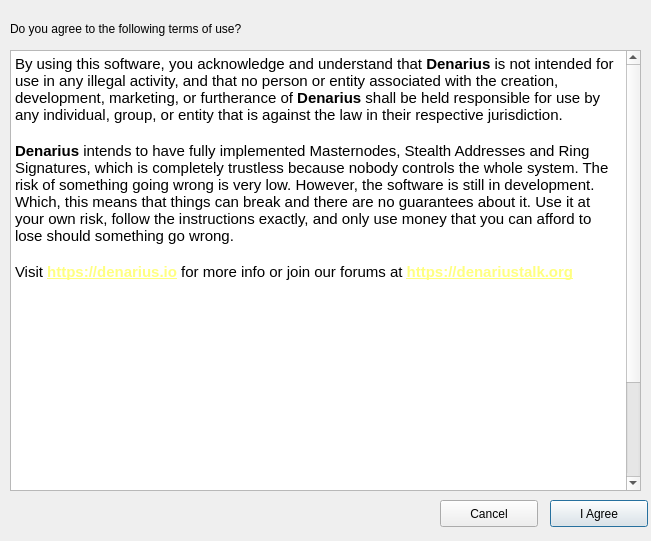
Above: src/qt/forms/termsofuse.ui from Olliecad1/CLEO-Global before the change. Below: the same form after it.
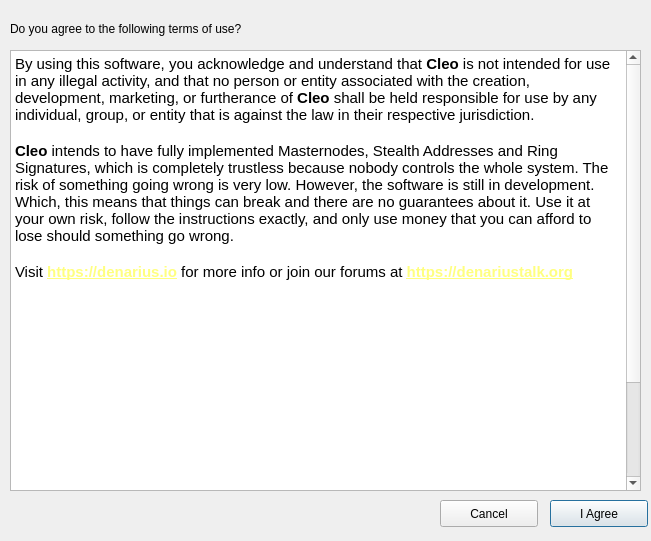
That is the form after the change.

The edit to the form file:
```diff
--- a/src/qt/forms/termsofuse.ui
+++ b/src/qt/forms/termsofuse.ui
@@ -27,9 +27,9 @@
 &lt;html&gt;&lt;head&gt;&lt;meta name=&quot;qrichtext&quot; content=&quot;1&quot; /&gt;&lt;style type=&quot;text/css&quot;&gt;
 p, li { white-space: pre-wrap; }
 &lt;/style&gt;&lt;/head&gt;&lt;body style=&quot; font-family:'MS Shell Dlg 2'; font-size:8.25pt; font-weight:400; font-style:normal;&quot;&gt;
-&lt;p style=&quot; margin-top:0px; margin-bottom:0px; margin-left:0px; margin-right:0px; -qt-block-indent:0; text-indent:0px;&quot;&gt;&lt;span style=&quot; font-family:'Ubuntu'; font-size:11pt;&quot;&gt;By using this software, you acknowledge and understand that &lt;/span&gt;&lt;span style=&quot; font-family:'Ubuntu'; font-size:11pt; font-weight:600;&quot;&gt;Denarius&lt;/span&gt;&lt;span style=&quot; font-family:'Ubuntu'; font-size:11pt;&quot;&gt; is not intended for use in any illegal activity, and that no person or entity associated with the creation, development, marketing, or furtherance of &lt;/span&gt;&lt;span style=&quot; font-family:'Ubuntu'; font-size:11pt; font-weight:600;&quot;&gt;Denarius&lt;/span&gt;&lt;span style=&quot; font-family:'Ubuntu'; font-size:11pt;&quot;&gt; shall be held responsible for use by any individual, group, or entity that is against the law in their respective jurisdiction.&lt;/span&gt;&lt;/p&gt;
+&lt;p style=&quot; margin-top:0px; margin-bottom:0px; margin-left:0px; margin-right:0px; -qt-block-indent:0; text-indent:0px;&quot;&gt;&lt;span style=&quot; font-family:'Ubuntu'; font-size:11pt;&quot;&gt;By using this software, you acknowledge and understand that &lt;/span&gt;&lt;span style=&quot; font-family:'Ubuntu'; font-size:11pt; font-weight:600;&quot;&gt;Cleo&lt;/span&gt;&lt;span style=&quot; font-family:'Ubuntu'; font-size:11pt;&quot;&gt; is not intended for use in any illegal activity, and that no person or entity associated with the creation, development, marketing, or furtherance of &lt;/span&gt;&lt;span style=&quot; font-family:'Ubuntu'; font-size:11pt; font-weight:600;&quot;&gt;Cleo&lt;/span&gt;&lt;span style=&quot; font-family:'Ubuntu'; font-size:11pt;&quot;&gt; shall be held responsible for use by any individual, group, or entity that is against the law in their respective jurisdiction.&lt;/span&gt;&lt;/p&gt;
 &lt;p style=&quot;-qt-paragraph-type:empty; margin-top:0px; margin-bottom:0px; margin-left:0px; margin-right:0px; -qt-block-indent:0; text-indent:0px; font-family:'Ubuntu'; font-size:11pt;&quot;&gt;&lt;br /&gt;&lt;/p&gt;
-&lt;p style=&quot; margin-top:0px; margin-bottom:0px; margin-left:0px; margin-right:0px; -qt-block-indent:0; text-indent:0px;&quot;&gt;&lt;span style=&quot; font-family:'Ubuntu'; font-size:11pt; font-weight:600;&quot;&gt;Denarius&lt;/span&gt;&lt;span style=&quot; font-family:'Ubuntu'; font-size:11pt;&quot;&gt; intends to have fully implemented Masternodes, Stealth Addresses and Ring Signatures, which is completely trustless because nobody controls the whole system. The risk of something going wrong is very low. However, the software is still in development. Which, this means that things can break and there are no guarantees about it. Use it at your own risk, follow the instructions exactly, and only use money that you can afford to lose should something go wrong.&lt;/span&gt;&lt;/p&gt;
+&lt;p style=&quot; margin-top:0px; margin-bottom:0px; margin-left:0px; margin-right:0px; -qt-block-indent:0; text-indent:0px;&quot;&gt;&lt;span style=&quot; font-family:'Ubuntu'; font-size:11pt; font-weight:600;&quot;&gt;Cleo&lt;/span&gt;&lt;span style=&quot; font-family:'Ubuntu'; font-size:11pt;&quot;&gt; intends to have fully implemented Masternodes, Stealth Addresses and Ring Signatures, which is completely trustless because nobody controls the whole system. The risk of something going wrong is very low. However, the software is still in development. Which, this means that things can break and there are no guarantees about it. Use it at your own risk, follow the instructions exactly, and only use money that you can afford to lose should something go wrong.&lt;/span&gt;&lt;/p&gt;
 &lt;p style=&quot;-qt-paragraph-type:empty; margin-top:0px; margin-bottom:0px; margin-left:0px; margin-right:0px; -qt-block-indent:0; text-indent:0px; font-family:'Ubuntu'; font-size:11pt;&quot;&gt;&lt;br /&gt;&lt;/p&gt;
 &lt;p style=&quot; margin-top:0px; margin-bottom:0px; margin-left:0px; margin-right:0px; -qt-block-indent:0; text-indent:0px;&quot;&gt;&lt;span style=&quot; font-family:'Ubuntu'; font-size:11pt;&quot;&gt;Visit &lt;/span&gt;&lt;a href=&quot;https://denarius.io&quot;&gt;&lt;span style=&quot; font-size:11pt; font-weight:600; text-decoration: underline; color:#ffff7f;&quot;&gt;https://denarius.io&lt;/span&gt;&lt;/a&gt;&lt;span style=&quot; font-family:'Ubuntu'; font-size:11pt;&quot;&gt; for more info or join our forums at &lt;/span&gt;&lt;a href=&quot;https://denariustalk.org&quot;&gt;&lt;span style=&quot; font-size:11pt; font-weight:600; text-decoration: underline; color:#ffff7f;&quot;&gt;https://denariustalk.org&lt;/span&gt;&lt;/a&gt;&lt;/p&gt;
 &lt;p style=&quot;-qt-paragraph-type:empty; margin-top:0px; margin-bottom:0px; margin-left:0px; margin-right:0px; -qt-block-indent:0; text-indent:0px; font-size:11pt; font-weight:600; text-decoration: underline; color:#ffff7f;&quot;&gt;&lt;br /&gt;&lt;/p&gt;
@@ -46,7 +46,7 @@
 &lt;p style=&quot;-qt-paragraph-type:empty; margin-top:0px; margin-bottom:0px; margin-left:0px; margin-right:0px; -qt-block-indent:0; text-indent:0px; font-family:'Ubuntu'; font-size:11pt;&quot;&gt;&lt;br /&gt;&lt;/p&gt;
 &lt;p style=&quot;-qt-paragraph-type:empty; margin-top:0px; margin-bottom:0px; margin-left:0px; margin-right:0px; -qt-block-indent:0; text-indent:0px; font-family:'Ubuntu'; font-size:11pt;&quot;&gt;&lt;br /&gt;&lt;/p&gt;
 &lt;p style=&quot;-qt-paragraph-type:empty; margin-top:0px; margin-bottom:0px; margin-left:0px; margin-right:0px; -qt-block-indent:0; text-indent:0px; font-family:'Ubuntu'; font-size:11pt;&quot;&gt;&lt;br /&gt;&lt;/p&gt;
-&lt;p style=&quot; margin-top:0px; margin-bottom:0px; margin-left:0px; margin-right:0px; -qt-block-indent:0; text-indent:0px;&quot;&gt;&lt;span style=&quot; font-family:'Ubuntu'; font-size:11pt; font-weight:600; font-style:italic;&quot;&gt;Credits:&lt;/span&gt;&lt;span style=&quot; font-family:'Ubuntu'; font-size:11pt; font-style:italic;&quot;&gt; kingcarsen, enkayz, thi3rryzz, I Can Haz Crypto, Buzzkillb, tinchopf, kawaiicrypto, skiMo, and everyone else who has helped to build/test/grow Denarius! &lt;/span&gt;&lt;span style=&quot; font-family:'Ubuntu'; font-size:11pt; font-style:italic; text-decoration: underline;&quot;&gt;Our community is fantastic and you all deserve to be mentioned here forever.&lt;/span&gt;&lt;span style=&quot; font-family:'Ubuntu'; font-size:11pt; font-style:italic;&quot;&gt; THANK YOU! FOR THE POWER OF THE PEOPLE! ANCIENT MONEY FOR A NEW WORLD!&lt;/span&gt;&lt;/p&gt;
+&lt;p style=&quot; margin-top:0px; margin-bottom:0px; margin-left:0px; margin-right:0px; -qt-block-indent:0; text-indent:0px;&quot;&gt;&lt;span style=&quot; font-family:'Ubuntu'; font-size:11pt; font-weight:600; font-style:italic;&quot;&gt;Credits:&lt;/span&gt;&lt;span style=&quot; font-family:'Ubuntu'; font-size:11pt; font-style:italic;&quot;&gt; kingcarsen, enkayz, thi3rryzz, I Can Haz Crypto, Buzzkillb, tinchopf, kawaiicrypto, skiMo, and everyone else who has helped to build/test/grow Cleo! &lt;/span&gt;&lt;span style=&quot; font-family:'Ubuntu'; font-size:11pt; font-style:italic; text-decoration: underline;&quot;&gt;Our community is fantastic and you all deserve to be mentioned here forever.&lt;/span&gt;&lt;span style=&quot; font-family:'Ubuntu'; font-size:11pt; font-style:italic;&quot;&gt; THANK YOU! FOR THE POWER OF THE PEOPLE! ANCIENT MONEY FOR A NEW WORLD!&lt;/span&gt;&lt;/p&gt;
 &lt;p style=&quot;-qt-paragraph-type:empty; margin-top:0px; margin-bottom:0px; margin-left:0px; margin-right:0px; -qt-block-indent:0; text-indent:0px; font-family:'Ubuntu'; font-size:11pt;&quot;&gt;&lt;br /&gt;&lt;/p&gt;&lt;/body&gt;&lt;/html&gt;</string>
    </property>
   </widget>
```
Left out of the diff: 2 changed lines with no effect on the pictures.
